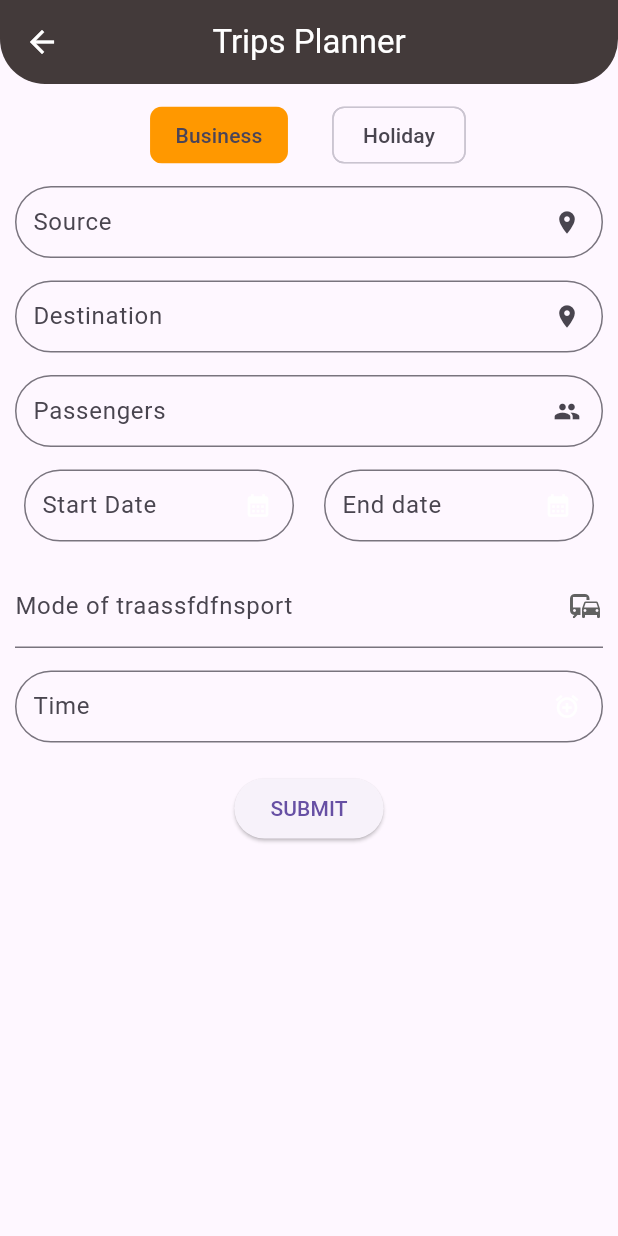
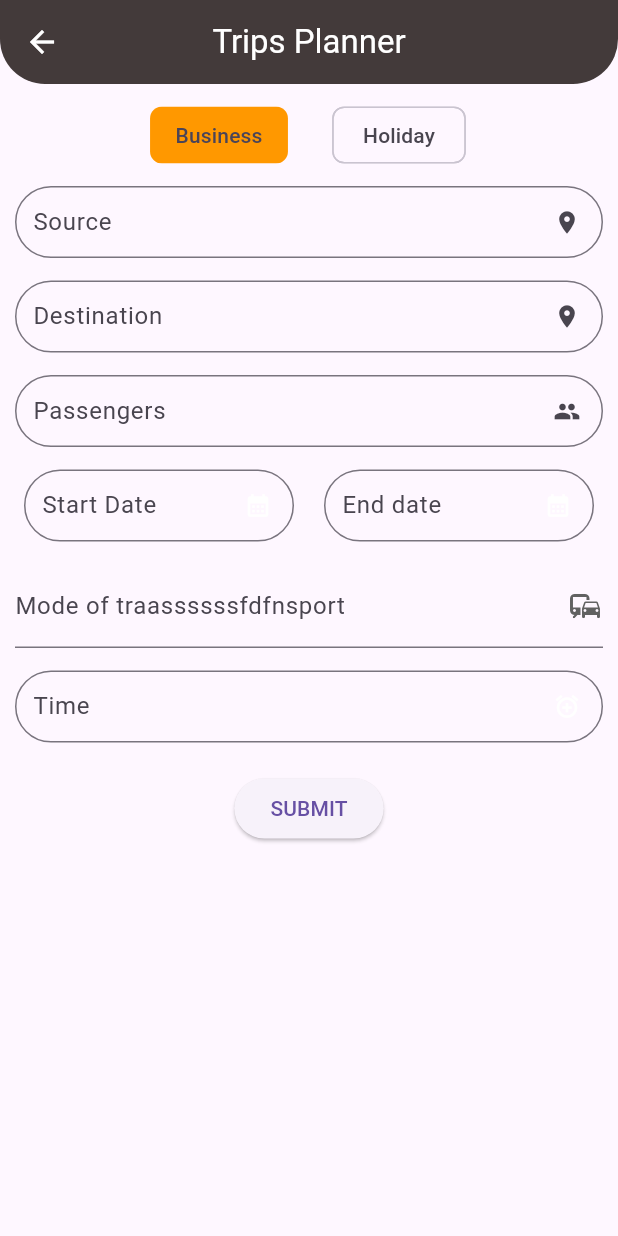
Before and after one commit to adilnarakkoden1/Tripify, a Flutter app: the HomeHoliday screen opened directly, on a phone screen of 412 x 824 dp. Run offline on Flutter 3.47's test engine with Material 3 defaults, Android fonts, the light colour scheme and no system bars; our stand-ins replace carousel_slider, flutter_slidable, hive, hive_flutter, image_picker, lottie; accounts and stored records are empty; generated files the repository leaves out were written again.

Commit message:
last commit

```diff
--- a/lib/screens/Category/add_holiday.dart
+++ b/lib/screens/Category/add_holiday.dart
@@ -206,7 +206,7 @@ class _HomeHolidayState extends State<HomeHoliday> {
                     );
                   }).toList(),
                   decoration: const InputDecoration(
-                    labelText: 'Mode of traassfdfnsport',
+                    labelText: 'Mode of traassssssfdfnsport',
                     suffixIcon: Icon(Icons.commute),
                   ),
                   validator: (value) {
--- a/lib/screens/profile/aboutus.dart
+++ b/lib/screens/profile/aboutus.dart
@@ -30,7 +30,8 @@ class _AboutViewState extends State<AboutView> {
               ),
               SizedBox(height: 16),
               Text(
-                'Welcome to Tripify, your ultimate travel companion designed to simplify and enhance your travel planning experience. Our mission is to make travel planning more accessible, efficient, and enjoyable for everyone, whether you or an adventure.',
+                '''Welcome to Tripify, your ultimate travel companion designed to simplify and enhance
+                your travel planning experience. Our mission is to make travel planning more accessible, efficient, and enjoyable for everyone, whether you or an adventure.''',
                 style: TextStyle(fontSize: 16),
               ),
               SizedBox(height: 16),
```
